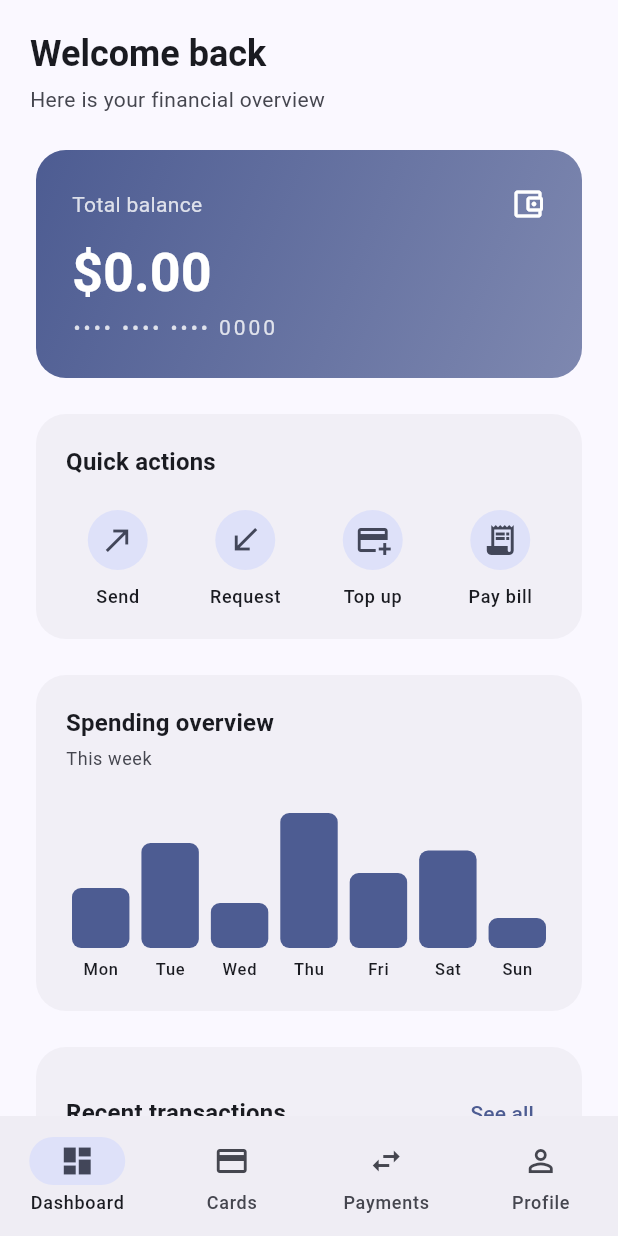
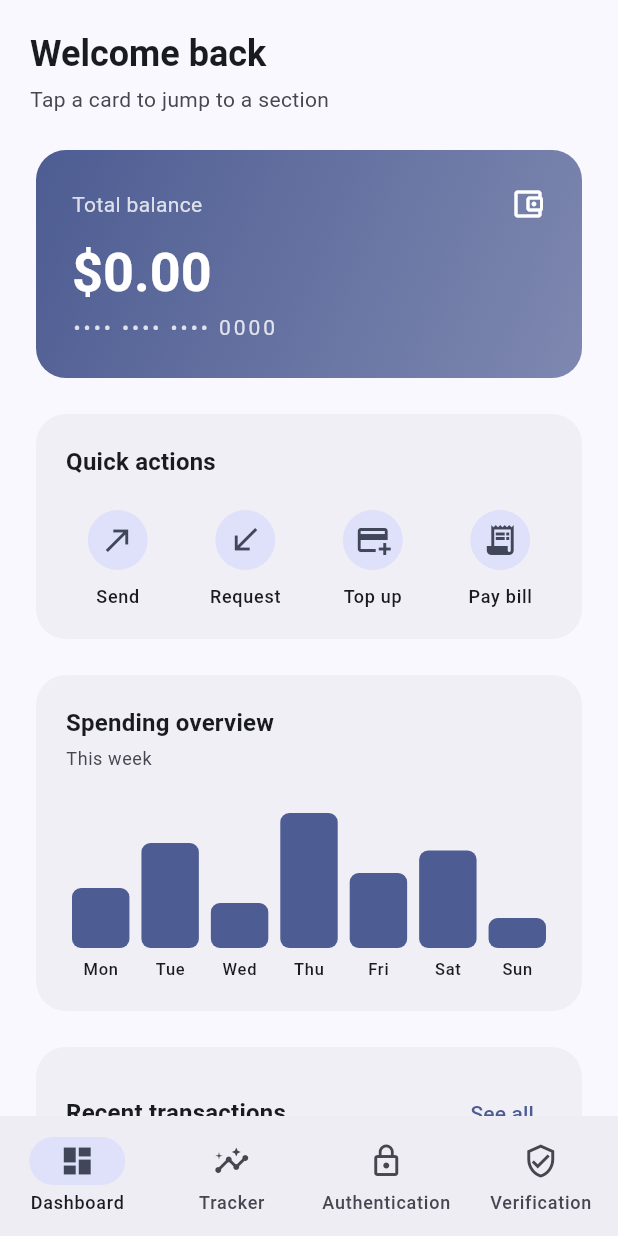
Before and after one commit to Frankly202/Monexria-Bank, a Flutter app: the screen it shows after launch, on a phone screen of 412 x 824 dp. Run offline on Flutter 3.47's test engine with Material 3 defaults, Android fonts, the phone set to English and light mode, and no system bars.

Commit message:
Replace sections with Tracker, Authentication, Verification; link dashboard widgets
Co-Authored-By: Devin AI <158243242+devin-ai-integration[bot]@users.noreply.github.com>

```diff
--- a/banking_app/lib/screens/dashboard_section.dart
+++ b/banking_app/lib/screens/dashboard_section.dart
@@ -1,6 +1,7 @@
 import 'package:flutter/material.dart';
 
 import '../theme.dart';
+import 'home_shell.dart';
 import '../widgets/section_header.dart';
 import '../widgets/dashboard/balance_card.dart';
 import '../widgets/dashboard/quick_actions.dart';
@@ -10,10 +11,19 @@ import '../widgets/dashboard/recent_transactions.dart';
 /// Dashboard section — hosts the 4 dashboard widgets in a responsive layout.
 ///
 /// The four widgets are [BalanceCard], [QuickActions], [SpendingOverview] and
-/// [RecentTransactions]. On wide viewports the bottom two are shown side by
-/// side; on narrow viewports everything stacks vertically.
+/// [RecentTransactions]. Each widget links to one of the three feature
+/// sections via [onOpenSection]:
+/// - Balance card → Verification
+/// - Quick actions → Authentication
+/// - Spending overview & Recent transactions → Tracker
+///
+/// On wide viewports the bottom two are shown side by side; on narrow viewports
+/// everything stacks vertically.
 class DashboardSection extends StatelessWidget {
-  const DashboardSection({super.key});
+  const DashboardSection({super.key, required this.onOpenSection});
+
+  /// Callback that switches the app to the section with the given index.
+  final void Function(int sectionIndex) onOpenSection;
 
   @override
   Widget build(BuildContext context) {
@@ -25,28 +35,36 @@ class DashboardSection extends StatelessWidget {
       children: <Widget>[
         const SectionHeader(
           title: 'Welcome back',
-          subtitle: 'Here is your financial overview',
+          subtitle: 'Tap a card to jump to a section',
         ),
         const SizedBox(height: 20),
-        const BalanceCard(),
+        BalanceCard(onTap: () => onOpenSection(AppSection.verification)),
         const SizedBox(height: 16),
-        const QuickActions(),
+        QuickActions(onTap: () => onOpenSection(AppSection.authentication)),
         const SizedBox(height: 16),
         if (isWide)
-          const IntrinsicHeight(
+          IntrinsicHeight(
             child: Row(
               crossAxisAlignment: CrossAxisAlignment.start,
               children: <Widget>[
-                Expanded(child: SpendingOverview()),
-                SizedBox(width: 16),
-                Expanded(child: RecentTransactions()),
+                Expanded(
+                  child: SpendingOverview(
+                    onTap: () => onOpenSection(AppSection.tracker),
+                  ),
+                ),
+                const SizedBox(width: 16),
+                Expanded(
+                  child: RecentTransactions(
+                    onTap: () => onOpenSection(AppSection.tracker),
+                  ),
+                ),
               ],
             ),
           )
         else ...<Widget>[
-          const SpendingOverview(),
+          SpendingOverview(onTap: () => onOpenSection(AppSection.tracker)),
           const SizedBox(height: 16),
-          const RecentTransactions(),
+          RecentTransactions(onTap: () => onOpenSection(AppSection.tracker)),
         ],
       ],
     );
--- a/banking_app/lib/screens/home_shell.dart
+++ b/banking_app/lib/screens/home_shell.dart
@@ -2,9 +2,17 @@ import 'package:flutter/material.dart';
 
 import '../theme.dart';
 import 'dashboard_section.dart';
-import 'cards_section.dart';
-import 'payments_section.dart';
-import 'profile_section.dart';
+import 'tracker_section.dart';
+import 'authentication_section.dart';
+import 'verification_section.dart';
+
+/// Logical section indices used for navigation across the app.
+class AppSection {
+  static const int dashboard = 0;
+  static const int tracker = 1;
+  static const int authentication = 2;
+  static const int verification = 3;
+}
 
 /// Top-level shell that hosts the 4 sections and the responsive navigation bar.
 ///
@@ -29,36 +37,37 @@ class _NavItem {
   final String label;
   final IconData icon;
   final IconData selectedIcon;
-  final WidgetBuilder builder;
+  final Widget Function(void Function(int) onOpenSection) builder;
 }
 
 class _HomeShellState extends State<HomeShell> {
   int _selectedIndex = 0;
 
-  static final List<_NavItem> _sections = <_NavItem>[
+  late final List<_NavItem> _sections = <_NavItem>[
     _NavItem(
       label: 'Dashboard',
       icon: Icons.dashboard_outlined,
       selectedIcon: Icons.dashboard,
-      builder: (_) => const DashboardSection(),
+      builder: (onOpenSection) =>
+          DashboardSection(onOpenSection: onOpenSection),
     ),
     _NavItem(
-      label: 'Cards',
-      icon: Icons.credit_card_outlined,
-      selectedIcon: Icons.credit_card,
-      builder: (_) => const CardsSection(),
+      label: 'Tracker',
+      icon: Icons.insights_outlined,
+      selectedIcon: Icons.insights,
+      builder: (_) => const TrackerSection(),
     ),
     _NavItem(
-      label: 'Payments',
-      icon: Icons.swap_horiz_outlined,
-      selectedIcon: Icons.swap_horiz,
-      builder: (_) => const PaymentsSection(),
+      label: 'Authentication',
+      icon: Icons.lock_outline,
+      selectedIcon: Icons.lock,
+      builder: (_) => const AuthenticationSection(),
     ),
     _NavItem(
-      label: 'Profile',
-      icon: Icons.person_outline,
-      selectedIcon: Icons.person,
-      builder: (_) => const ProfileSection(),
+      label: 'Verification',
+      icon: Icons.verified_user_outlined,
+      selectedIcon: Icons.verified_user,
+      builder: (_) => const VerificationSection(),
     ),
   ];
 
@@ -77,7 +86,7 @@ class _HomeShellState extends State<HomeShell> {
           constraints: const BoxConstraints(
             maxWidth: Breakpoints.maxContentWidth,
           ),
-          child: _sections[_selectedIndex].builder(context),
+          child: _sections[_selectedIndex].builder(_onDestinationSelected),
         ),
       ),
     );
--- a/banking_app/lib/widgets/dashboard/balance_card.dart
+++ b/banking_app/lib/widgets/dashboard/balance_card.dart
@@ -4,7 +4,9 @@ import 'package:flutter/material.dart';
 ///
 /// Placeholder data only; wiring to a real account service comes later.
 class BalanceCard extends StatelessWidget {
-  const BalanceCard({super.key});
+  const BalanceCard({super.key, this.onTap});
+
+  final VoidCallback? onTap;
 
   @override
   Widget build(BuildContext context) {
@@ -12,6 +14,8 @@ class BalanceCard extends StatelessWidget {
     final textTheme = Theme.of(context).textTheme;
 
     return Card(
+      child: InkWell(
+        onTap: onTap,
         child: Container(
           padding: const EdgeInsets.all(24),
           decoration: BoxDecoration(
@@ -61,6 +65,7 @@ class BalanceCard extends StatelessWidget {
             ],
           ),
         ),
+      ),
     );
   }
 }
--- a/banking_app/lib/widgets/dashboard/quick_actions.dart
+++ b/banking_app/lib/widgets/dashboard/quick_actions.dart
@@ -4,7 +4,9 @@ import 'package:flutter/material.dart';
 ///
 /// Buttons are placeholders and do not perform any action yet.
 class QuickActions extends StatelessWidget {
-  const QuickActions({super.key});
+  const QuickActions({super.key, this.onTap});
+
+  final VoidCallback? onTap;
 
   static const List<({IconData icon, String label})> _actions =
       <({IconData icon, String label})>[
@@ -20,6 +22,8 @@ class QuickActions extends StatelessWidget {
     final colorScheme = Theme.of(context).colorScheme;
 
     return Card(
+      child: InkWell(
+        onTap: onTap,
         child: Padding(
           padding: const EdgeInsets.symmetric(vertical: 20, horizontal: 12),
           child: Column(
@@ -42,7 +46,7 @@ class QuickActions extends StatelessWidget {
                     Column(
                       children: <Widget>[
                         IconButton.filledTonal(
-                        onPressed: () {},
+                          onPressed: onTap,
                           icon: Icon(action.icon),
                           color: colorScheme.onSecondaryContainer,
                         ),
@@ -55,6 +59,7 @@ class QuickActions extends StatelessWidget {
             ],
           ),
         ),
+      ),
     );
   }
 }
--- a/banking_app/lib/widgets/dashboard/recent_transactions.dart
+++ b/banking_app/lib/widgets/dashboard/recent_transactions.dart
@@ -4,7 +4,9 @@ import 'package:flutter/material.dart';
 ///
 /// Uses placeholder entries until it is connected to a transactions service.
 class RecentTransactions extends StatelessWidget {
-  const RecentTransactions({super.key});
+  const RecentTransactions({super.key, this.onTap});
+
+  final VoidCallback? onTap;
 
   static const List<
     ({IconData icon, String title, String subtitle, String amount})
@@ -36,6 +38,8 @@ class RecentTransactions extends StatelessWidget {
     final colorScheme = Theme.of(context).colorScheme;
 
     return Card(
+      child: InkWell(
+        onTap: onTap,
         child: Padding(
           padding: const EdgeInsets.all(20),
           child: Column(
@@ -50,7 +54,7 @@ class RecentTransactions extends StatelessWidget {
                       fontWeight: FontWeight.w600,
                     ),
                   ),
-                TextButton(onPressed: () {}, child: const Text('See all')),
+                  TextButton(onPressed: onTap, child: const Text('See all')),
                 ],
               ),
               const SizedBox(height: 8),
@@ -90,6 +94,7 @@ class RecentTransactions extends StatelessWidget {
             ],
           ),
         ),
+      ),
     );
   }
 }
--- a/banking_app/lib/widgets/dashboard/spending_overview.dart
+++ b/banking_app/lib/widgets/dashboard/spending_overview.dart
@@ -4,7 +4,9 @@ import 'package:flutter/material.dart';
 ///
 /// The bars use static sample values; a real charting integration comes later.
 class SpendingOverview extends StatelessWidget {
-  const SpendingOverview({super.key});
+  const SpendingOverview({super.key, this.onTap});
+
+  final VoidCallback? onTap;
 
   static const List<({String label, double value})> _bars =
       <({String label, double value})>[
@@ -23,6 +25,8 @@ class SpendingOverview extends StatelessWidget {
     final colorScheme = Theme.of(context).colorScheme;
 
     return Card(
+      child: InkWell(
+        onTap: onTap,
         child: Padding(
           padding: const EdgeInsets.all(20),
           child: Column(
@@ -71,6 +75,7 @@ class SpendingOverview extends StatelessWidget {
             ],
           ),
         ),
+      ),
     );
   }
 }
```
Also changed, not shown: banking_app/lib/screens/authentication_section.dart (added, +110 -0 lines), banking_app/lib/screens/cards_section.dart (deleted, +0 -36 lines), banking_app/lib/screens/payments_section.dart (deleted, +0 -33 lines), banking_app/lib/screens/profile_section.dart (deleted, +0 -83 lines), banking_app/lib/screens/tracker_section.dart (added, +94 -0 lines), banking_app/lib/screens/verification_section.dart (added, +121 -0 lines), 2 other files. Lines whose indentation alone changed are shown as unchanged.
